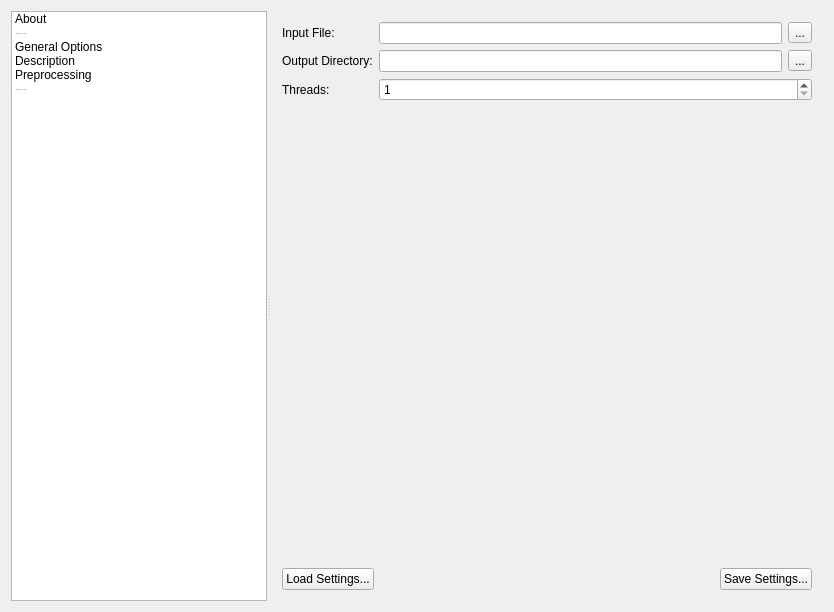
shentok/MoNav, file preprocessor/preprocessingwindow.ui: the form before one commit.
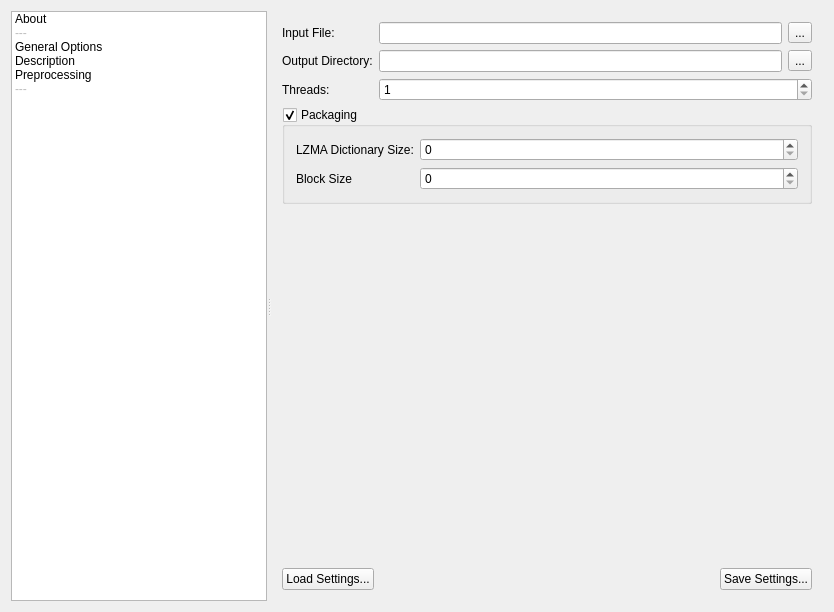
The form after the commit. The open tabs and pages were chosen to show the change. Icons and pictures are not drawn.

Commit message: Preprocessor-Gui  - Added options for packaging

What changed in the file:
```diff
--- a/preprocessor/preprocessingwindow.ui
+++ b/preprocessor/preprocessingwindow.ui
@@ -237,6 +237,52 @@
            </item>
           </layout>
          </item>
+         <item>
+          <widget class="QGroupBox" name="packaging">
+           <property name="title">
+            <string>Packaging</string>
+           </property>
+           <property name="checkable">
+            <bool>true</bool>
+           </property>
+           <layout class="QFormLayout" name="formLayout_3">
+            <item row="0" column="0">
+             <widget class="QLabel" name="label_3">
+              <property name="text">
+               <string>LZMA Dictionary Size:</string>
+              </property>
+             </widget>
+            </item>
+            <item row="0" column="1">
+             <widget class="QSpinBox" name="dictionarySize">
+              <property name="maximum">
+               <number>1073741824</number>
+              </property>
+              <property name="singleStep">
+               <number>1024</number>
+              </property>
+             </widget>
+            </item>
+            <item row="1" column="0">
+             <widget class="QLabel" name="label_9">
+              <property name="text">
+               <string>Block Size</string>
+              </property>
+             </widget>
+            </item>
+            <item row="1" column="1">
+             <widget class="QSpinBox" name="blockSize">
+              <property name="maximum">
+               <number>1073741824</number>
+              </property>
+              <property name="singleStep">
+               <number>1024</number>
+              </property>
+             </widget>
+            </item>
+           </layout>
+          </widget>
+         </item>
          <item>
           <spacer name="verticalSpacer_3">
            <property name="orientation">
```
Left out of the diff: 2 changed lines with no effect on the pictures. The commit also changes 1 other file.
